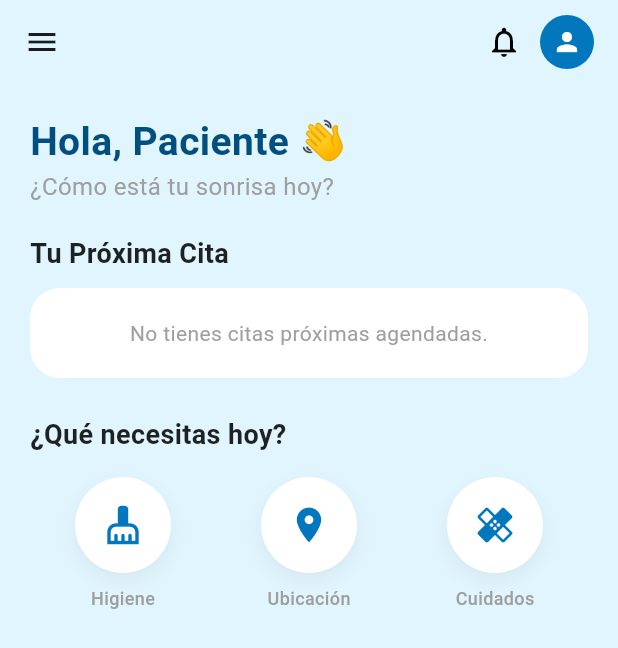
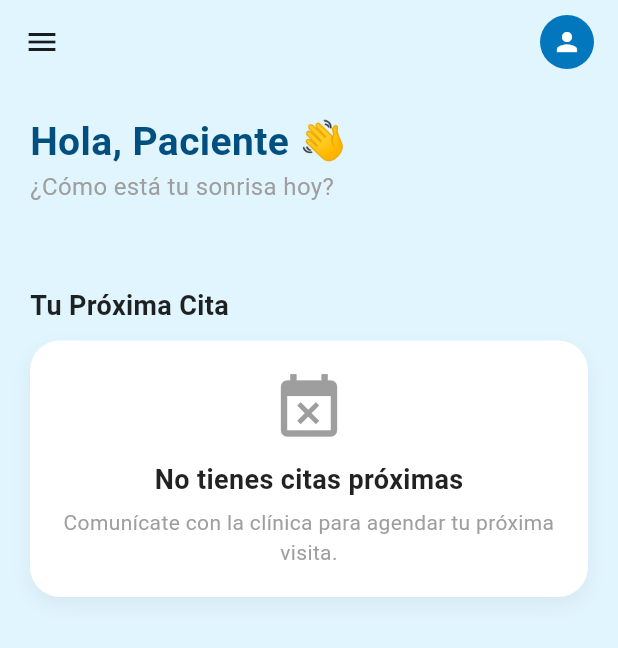
Before and after one commit to DazjoVaztru/Sakari, a Flutter app: the MainDashboard screen opened directly, on a phone screen of 412 x 824 dp. Shown: the top 648 px of the screen. Run offline on Flutter 3.47's test engine with Material 3 defaults, Android fonts, the phone set to English and light mode, and no system bars; our stand-ins replace shared_preferences; accounts and stored records are empty; network calls fail.

Commit message:
Entrega completa del dashboard

```diff
--- a/lib/screens/main_dashboard.dart
+++ b/lib/screens/main_dashboard.dart
@@ -145,10 +145,6 @@ class _MainDashboardState extends State<MainDashboard> {
         backgroundColor: Colors.transparent,
         elevation: 0,
         actions: [
-          IconButton(
-            icon: const Icon(Icons.notifications_none, color: Colors.black),
-            onPressed: () {},
-          ),
           GestureDetector(
             onTap: () {
               // Navegamos a la pantalla de configuración
@@ -305,10 +301,11 @@ class _MainDashboardState extends State<MainDashboard> {
 
             // --- BANNER DE PROMOCIONES (DINÁMICO) ---
             // --- CARRUSEL DE PROMOCIONES (DINÁMICO) ---
+            // --- CARRUSEL DE PROMOCIONES (DINÁMICO) ---
             if (isLoadingPromo)
               Container(
                 width: double.infinity,
-                height: 140,
+                height: 220, // 👈 CAMBIO 1: Altura aumentada a 220
                 decoration: BoxDecoration(
                   color: Colors.grey[200],
                   borderRadius: BorderRadius.circular(20),
@@ -319,17 +316,18 @@ class _MainDashboardState extends State<MainDashboard> {
               )
             else if (listaPromociones.isNotEmpty)
               SizedBox(
-                height: 140,
+                height: 220, // 👈 CAMBIO 2: Altura aumentada a 220
                 child: ListView.builder(
                   scrollDirection: Axis.horizontal,
                   itemCount: listaPromociones.length,
                   itemBuilder: (context, index) {
                     final promo = listaPromociones[index];
                     return Container(
-                      width:
-                          MediaQuery.of(context).size.width *
-                          0.8, // Ocupa el 80% del ancho
-                      margin: const EdgeInsets.only(right: 15),
+                      // Restamos 40 (20 de cada lado) para que quede exactamente alineado con la tarjeta de abajo
+                      width: MediaQuery.of(context).size.width - 40,
+                      margin: const EdgeInsets.only(
+                        right: 20,
+                      ), // Un margen para separar si hay más de 1 promo
                       decoration: BoxDecoration(
                         gradient: const LinearGradient(
                           colors: [Color(0xFF0277BD), Color(0xFF4FC3F7)],
@@ -351,12 +349,15 @@ class _MainDashboardState extends State<MainDashboard> {
                             right: -20,
                             top: -20,
                             child: CircleAvatar(
-                              radius: 50,
+                              radius:
+                                  80, // 👈 Se hizo más grande el círculo decorativo para llenar espacio
                               backgroundColor: Colors.white.withOpacity(0.1),
                             ),
                           ),
                           Padding(
-                            padding: const EdgeInsets.all(20.0),
+                            padding: const EdgeInsets.all(
+                              25.0,
+                            ), // 👈 Más espacio interior
                             child: Column(
                               crossAxisAlignment: CrossAxisAlignment.start,
                               mainAxisAlignment: MainAxisAlignment.center,
@@ -365,18 +366,20 @@ class _MainDashboardState extends State<MainDashboard> {
                                   promo.titulo,
                                   style: const TextStyle(
                                     color: Colors.white,
-                                    fontSize: 18,
+                                    fontSize:
+                                        22, // 👈 Título un poco más grande
                                     fontWeight: FontWeight.bold,
                                   ),
                                 ),
-                                const SizedBox(height: 5),
+                                const SizedBox(height: 15),
                                 Text(
                                   promo.descripcion,
                                   style: const TextStyle(
                                     color: Colors.white,
-                                    fontSize: 13,
+                                    fontSize:
+                                        15, // 👈 Descripción un poco más grande
                                   ),
-                                  maxLines: 2,
+                                  maxLines: 3, // 👈 Permitir hasta 3 líneas
                                   overflow: TextOverflow.ellipsis,
                                 ),
                               ],
@@ -388,6 +391,9 @@ class _MainDashboardState extends State<MainDashboard> {
                   },
                 ),
               ),
+
+            // 👇 CAMBIO 3: EL ESPACIO DE RESPIRACIÓN ANTES DEL SIGUIENTE TÍTULO 👇
+            const SizedBox(height: 35),
 
             // --- TARJETA DE CITA (DINÁMICA) ---
             const Text(
@@ -401,6 +407,7 @@ class _MainDashboardState extends State<MainDashboard> {
             const SizedBox(height: 10),
 
             // Si está cargando, mostramos el circulito azul
+            // --- TARJETA DE CITA ---
             if (isLoadingCita)
               const Center(
                 child: Padding(
@@ -408,23 +415,45 @@ class _MainDashboardState extends State<MainDashboard> {
                   child: CircularProgressIndicator(color: Color(0xFF0277BD)),
                 ),
               )
-            // Si cargó pero no hay citas en la BD
             else if (citaActual == null)
+              // 👇 AQUÍ PINTAMOS QUE NO HAY CITA 👇
               Container(
                 width: double.infinity,
                 padding: const EdgeInsets.all(20),
                 decoration: BoxDecoration(
                   color: Colors.white,
                   borderRadius: BorderRadius.circular(20),
+                  boxShadow: [
+                    BoxShadow(
+                      color: Colors.black.withOpacity(0.05),
+                      blurRadius: 10,
+                      offset: const Offset(0, 5),
                     ),
-                child: const Text(
-                  "No tienes citas próximas agendadas.",
+                  ],
+                ),
+                child: const Column(
+                  children: [
+                    Icon(Icons.event_busy, size: 50, color: Colors.grey),
+                    SizedBox(height: 10),
+                    Text(
+                      "No tienes citas próximas",
+                      style: TextStyle(
+                        fontSize: 18,
+                        fontWeight: FontWeight.bold,
+                        color: Colors.black87,
+                      ),
+                    ),
+                    SizedBox(height: 5),
+                    Text(
+                      "Comunícate con la clínica para agendar tu próxima visita.",
                       textAlign: TextAlign.center,
                       style: TextStyle(color: Colors.grey),
                     ),
+                  ],
+                ),
               )
-            // Si cargó y SI hay cita, mostramos la tarjeta
             else
+              // 👇 AQUÍ EMPIEZA TU NUEVO DISEÑO DE LA TARJETA BLANCA 👇
               Container(
                 width: double.infinity,
                 padding: const EdgeInsets.all(20),
@@ -441,6 +470,12 @@ class _MainDashboardState extends State<MainDashboard> {
                 ),
                 child: Column(
                   children: [
+                    // --- FILA 1: FECHA Y ETIQUETA DE ESTADO ---
+                    Row(
+                      mainAxisAlignment: MainAxisAlignment.spaceBetween,
+                      crossAxisAlignment: CrossAxisAlignment.start,
+                      children: [
+                        // Bloque de la fecha (Izquierda)
                         Row(
                           children: [
                             Container(
@@ -474,46 +509,87 @@ class _MainDashboardState extends State<MainDashboard> {
                             ),
                           ],
                         ),
-                    const Divider(height: 30),
+
+                        // 👇 Bloque de la Etiqueta de Estado (Derecha) 👇
+                        Container(
+                          padding: const EdgeInsets.symmetric(
+                            horizontal: 12,
+                            vertical: 6,
+                          ),
+                          decoration: BoxDecoration(
+                            color: estadoCita.toLowerCase() == 'confirmada'
+                                ? Colors.green.withOpacity(0.1)
+                                : Colors.orange.withOpacity(0.1),
+                            borderRadius: BorderRadius.circular(20),
+                            border: Border.all(
+                              color: estadoCita.toLowerCase() == 'confirmada'
+                                  ? Colors.green
+                                  : Colors.orange,
+                              width: 1,
+                            ),
+                          ),
+                          child: Text(
+                            estadoCita.toUpperCase(),
+                            style: TextStyle(
+                              color: estadoCita.toLowerCase() == 'confirmada'
+                                  ? Colors.green.shade700
+                                  : Colors.orange.shade700,
+                              fontWeight: FontWeight.bold,
+                              fontSize: 11,
+                            ),
+                          ),
+                        ),
+                      ],
+                    ),
+
+                    const Padding(
+                      padding: EdgeInsets.symmetric(vertical: 15),
+                      child: Divider(color: Color(0xFFEEEEEE), thickness: 1),
+                    ),
+
+                    // --- FILA 2: EL TRATAMIENTO (EN LUGAR DEL DOCTOR) ---
                     Row(
-                      mainAxisAlignment: MainAxisAlignment.spaceBetween,
                       children: [
-                        Column(
+                        Container(
+                          padding: const EdgeInsets.all(8),
+                          decoration: BoxDecoration(
+                            color: Colors.blueGrey.shade50,
+                            shape: BoxShape.circle,
+                          ),
+                          child: const Icon(
+                            Icons.medical_information,
+                            color: Color(0xFF0277BD),
+                            size: 20,
+                          ),
+                        ),
+                        const SizedBox(width: 15),
+                        Expanded(
+                          child: Column(
                             crossAxisAlignment: CrossAxisAlignment.start,
                             children: [
-                            // Usamos los datos reales del modelo
-                            Text(
-                              citaActual!.nombreDoctor,
-                              style: const TextStyle(
-                                fontWeight: FontWeight.bold,
-                                color: Colors.black54,
+                              const Text(
+                                "Tratamiento a realizar:",
+                                style: TextStyle(
+                                  fontSize: 12,
+                                  color: Colors.grey,
                                 ),
                               ),
                               Text(
                                 citaActual!.nombreServicio,
                                 style: const TextStyle(
-                                color: Colors.grey,
-                                fontSize: 12,
+                                  fontSize: 15,
+                                  color: Colors.black87,
+                                  fontWeight: FontWeight.w600,
                                 ),
                               ),
                             ],
                           ),
-                        Chip(
-                          label: Text(
-                            estadoCita.toUpperCase(),
-                            style: const TextStyle(
-                              color: Colors.white,
-                              fontSize: 10,
-                              fontWeight: FontWeight.bold,
-                            ),
-                          ),
-                          backgroundColor: colorEstado,
-                          padding: EdgeInsets.zero,
                         ),
                       ],
                     ),
-                    const SizedBox(height: 20),
-                    // ... (Tus botones de confirmar y reagendar se quedan exactamente igual)
+
+                    const SizedBox(height: 25),
+
                     // Botones de Confirmar y Reagendar
                     Row(
                       children: [
@@ -565,40 +641,6 @@ class _MainDashboardState extends State<MainDashboard> {
               ),
 
             const SizedBox(height: 25),
-
-            // Accesos Rápidos
-            const Text(
-              "¿Qué necesitas hoy?",
-              style: TextStyle(
-                fontSize: 18,
-                fontWeight: FontWeight.bold,
-                color: Colors.black87,
-              ),
-            ),
-            const SizedBox(height: 15),
-            Row(
-              mainAxisAlignment: MainAxisAlignment.spaceAround,
-              crossAxisAlignment: CrossAxisAlignment.start,
-              children: [
-                _buildQuickActionItem(
-                  icon: Icons.cleaning_services,
-                  label: "Higiene",
-                  onTap: () => _mostrarRecomendacionesHigiene(context),
-                ),
-                _buildQuickActionItem(
-                  icon: Icons.location_on,
-                  label: "Ubicación",
-                  onTap: _abrirGoogleMaps, // Conectamos la función aquí
-                ),
-                _buildQuickActionItem(
-                  icon: Icons.healing,
-                  label: "Cuidados",
-                  isEnabled: tratamientoRealizado,
-                  onTap: () => _mostrarCuidadosPostTratamiento(context),
-                ),
-              ],
-            ),
-            const SizedBox(height: 30),
           ],
         ),
       ),
```
Lines whose indentation alone changed are shown as unchanged.
